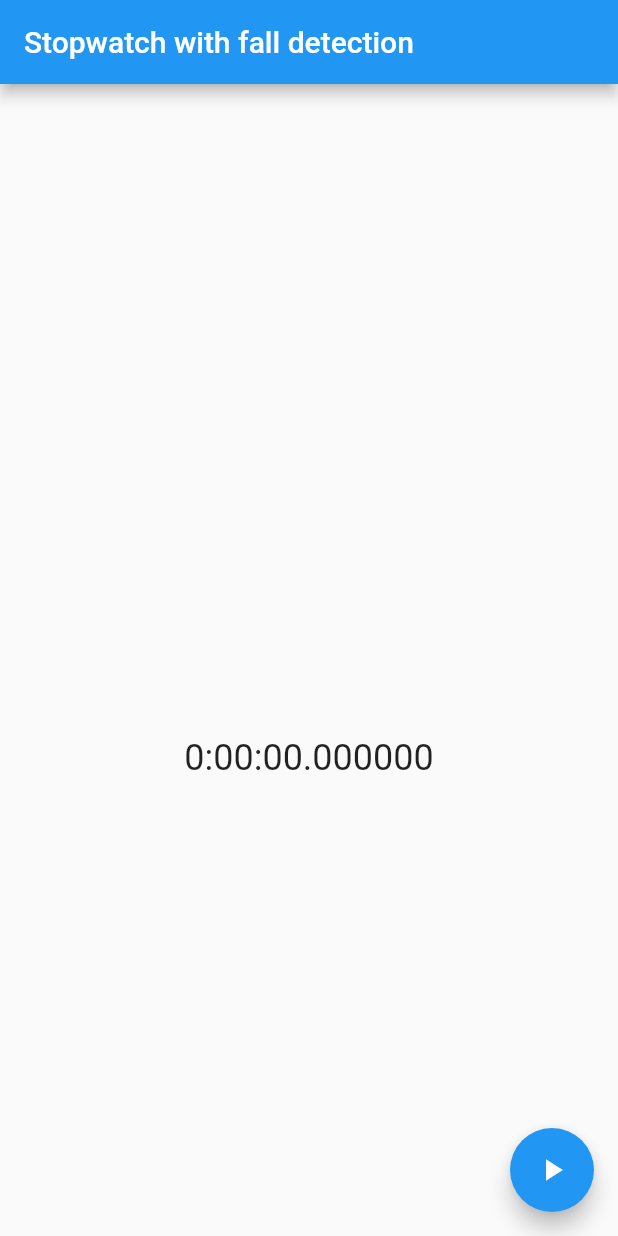
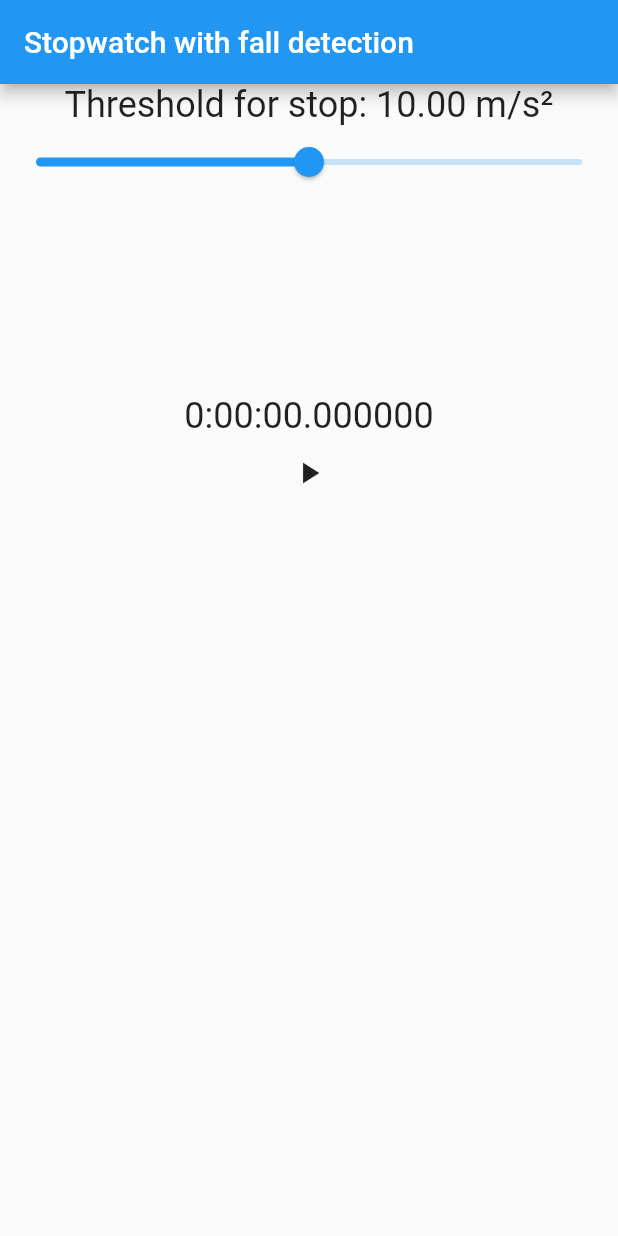
Before and after one commit to MikhailKoslowski/jump-stopwatch, a Flutter app: the screen it shows after launch, after a tap on the "play arrow" icon, on a phone screen of 412 x 824 dp. Run offline on Flutter 3.47's test engine with Material 2 defaults, Android fonts, the phone set to English and light mode, and no system bars; our stand-ins replace audioplayers, sensors.

Commit message:
started refactoring widgets to fix performance issues

```diff
--- a/lib/main.dart
+++ b/lib/main.dart
@@ -1,9 +1,11 @@
 import 'dart:async';
-import 'dart:io';
+import 'dart:math';
 import 'dart:typed_data';
-//import 'package:audioplayers/audioplayers.dart';
+
+import 'package:intl/intl.dart';
 import 'package:flutter/material.dart';
 import 'package:audioplayers/audio_cache.dart';
+import 'package:sensors/sensors.dart';
 
 void main() {
   runApp(MyApp());
@@ -27,44 +29,47 @@ class MyApp extends StatelessWidget {
         // is not restarted.
         primarySwatch: Colors.blue,
       ),
-      home: MyHomePage(title: 'Stopwatch with fall detection'),
+      home: Scaffold(
+        appBar: AppBar(title: Text('Stopwatch with fall detection')),
+        body: MyHomePage(),
+      ),
     );
   }
 }
 
 class MyHomePage extends StatefulWidget {
-  MyHomePage({Key? key, this.title = ''}) : super(key: key);
-
-  // This widget is the home page of your application. It is stateful, meaning
-  // that it has a State object (defined below) that contains fields that affect
-  // how it looks.
-
-  // This class is the configuration for the state. It holds the values (in this
-  // case the title) provided by the parent (in this case the App widget) and
-  // used by the build method of the State. Fields in a Widget subclass are
-  // always marked "final".
-
-  final String title;
+  MyHomePage({Key? key}) : super(key: key);
 
   @override
   _MyHomePageState createState() => _MyHomePageState();
 }
 
 class _MyHomePageState extends State<MyHomePage> {
+  // StopWatch
   final stopWatch = Stopwatch();
   Timer? refreshTimer;
+
+  // Countdown timer
   int countdown = 3;
   bool countingDown = false;
   bool transparent = true;
   int animationDuration = 250;
+
+  // Sound fx
   static AudioCache sounds = AudioCache();
-
   final _440 = '440.wav';
   final _880 = '880.wav';
-
   late Uint8List _440_bytes;
   late Uint8List _880_bytes;
 
+  // accelerometer
+  List<StreamSubscription<dynamic>> _streamSubscriptions =
+      <StreamSubscription<dynamic>>[];
+  double acceleration = 0.0;
+  final double gravity = 9.6;
+  double threshold = 10.0;
+  double maxAccel = 0.0;
+  final twoDigitsDouble = NumberFormat('00.00');
 
   void loadSounds() async {
     //await sounds.loadAll([_440, _880]);
@@ -72,19 +77,40 @@ class _MyHomePageState extends State<MyHomePage> {
     _880_bytes = (await sounds.load(_880)).readAsBytesSync();
   }
 
-  _MyHomePageState() {
+  @override
+  void initState() {
+    super.initState();
     loadSounds();
+    //accelerometerEvents.listen(accelerometerCallback);
+    _streamSubscriptions
+        .add(accelerometerEvents.listen((AccelerometerEvent data) {
+      //acceleration = sqrt(data.x * data.x + data.y * data.y + data.z * data.z) - gravity;
+      acceleration = max(max(data.x.abs(), data.y.abs()), data.z.abs()) - gravity;
+
+      if (acceleration > threshold && stopWatch.isRunning) {
+        sounds.playBytes(_440_bytes);
+        stop();
+      }
+    }));
+  }
+
+  @override
+  void dispose() {
+    super.dispose();
+    for (StreamSubscription<dynamic> subscription in _streamSubscriptions) {
+      subscription.cancel();
+    }
   }
 
   void animateCountdown() {
     setState(() {
-      sounds.playBytes(countdown > 0 ?_440_bytes : _880_bytes);
-      animationDuration = 50;
+      sounds.playBytes(countdown > 0 ? _440_bytes : _880_bytes);
+      animationDuration = 100;
       transparent = false;
     });
     Future.delayed(Duration(milliseconds: animationDuration), () {
       setState(() {
-        animationDuration = 900;
+        animationDuration = 650;
         transparent = true;
       });
     });
@@ -98,10 +124,26 @@ class _MyHomePageState extends State<MyHomePage> {
     } else {
       countingDown = false;
       stopWatch.start();
-      refreshTimer = Timer.periodic(Duration(milliseconds: 50), (timer) {
-        setState(() {});
+      refreshTimer = Timer.periodic(Duration(milliseconds: 100), (timer) {
+        setState(() {}); // redraw stopwatch
       });
     }
+  }
+
+  void start() {
+    countingDown = true;
+    countdown = 3;
+    stopWatch.reset();
+    animateCountdown();
+    refreshTimer = Timer(Duration(seconds: 1), runCountdown);
+  }
+
+  void stop() {
+    setState(() {
+      countingDown = false;
+      stopWatch.stop();
+      refreshTimer?.cancel();
+    });
   }
 
   @override
@@ -112,13 +154,7 @@ class _MyHomePageState extends State<MyHomePage> {
     // The Flutter framework has been optimized to make rerunning build methods
     // fast, so that you can just rebuild anything that needs updating rather
     // than having to individually change instances of widgets.
-    return Scaffold(
-      appBar: AppBar(
-        // Here we take the value from the MyHomePage object that was created by
-        // the App.build method, and use it to set our appbar title.
-        title: Text(widget.title),
-      ),
-      body: Center(
+    return Center(
         // Center is a layout widget. It takes a single child and positions it
         // in the middle of the parent.
         child: Column(
@@ -136,7 +172,7 @@ class _MyHomePageState extends State<MyHomePage> {
           // center the children vertically; the main axis here is the vertical
           // axis because Columns are vertical (the cross axis would be
           // horizontal).
-          mainAxisAlignment: MainAxisAlignment.center,
+          mainAxisAlignment: MainAxisAlignment.start,
           children: <Widget>[
             /*Text(
               'You have pushed the button this many times:',
@@ -145,6 +181,27 @@ class _MyHomePageState extends State<MyHomePage> {
               '$_counter',
               //style: Theme.of(context).textTheme.headline4,
             ),*/
+
+            //Text(
+            //  'Current acceleration: ${twoDigitsDouble.format(acceleration)}',
+            //  style: Theme.of(context).textTheme.headline5,
+            //),
+            Text(
+              'Threshold for stop: ${twoDigitsDouble.format(threshold)} m/s²',
+              style: Theme.of(context).textTheme.headline5,
+            ),
+            Slider(
+              value: threshold,
+              min: 0.0,
+              max: 20.0,
+              label: threshold.toString(),
+              onChanged: (value) {
+                setState(() {
+                  threshold = value;
+                });
+              },
+            ),
+            //Text('$acceleration'),
             AnimatedDefaultTextStyle(
                 child: Text(countdown.toString()),
                 style: transparent
@@ -163,29 +220,18 @@ class _MyHomePageState extends State<MyHomePage> {
               '${stopWatch.elapsed}',
               style: Theme.of(context).textTheme.headline5,
             ),
+            IconButton(onPressed: () {
+              if (!stopWatch.isRunning && !countingDown) {
+                start();
+              } else {
+                stop();
+              }
+            },
+              icon: Icon(stopWatch.isRunning || countingDown
+                  ? Icons.pause
+                  : Icons.play_arrow),)
           ],
         ),
-      ),
-
-      floatingActionButton: FloatingActionButton(
-        onPressed: () {
-          if (!stopWatch.isRunning && !countingDown) {
-            countingDown = true;
-            countdown = 5;
-            stopWatch.reset();
-            animateCountdown();
-            refreshTimer = Timer(Duration(seconds: 1), runCountdown);
-          } else {
-            setState(() {
-              countingDown = false;
-              stopWatch.stop();
-              refreshTimer?.cancel();
-            });
-          }
-        },
-        tooltip: 'Increment',
-        child: Icon(stopWatch.isRunning || countingDown ? Icons.pause : Icons.play_arrow),
-      ), // This trailing comma makes auto-formatting nicer for build methods.
-    );
+      );
   }
 }
```
Also changed, not shown: pubspec.yaml (+8 -0 lines), pubspec.lock, 23 other files.
